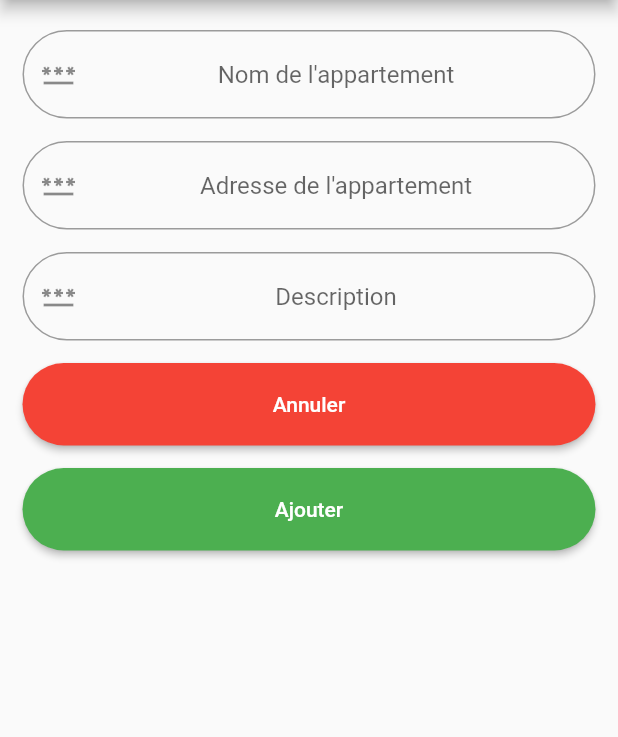
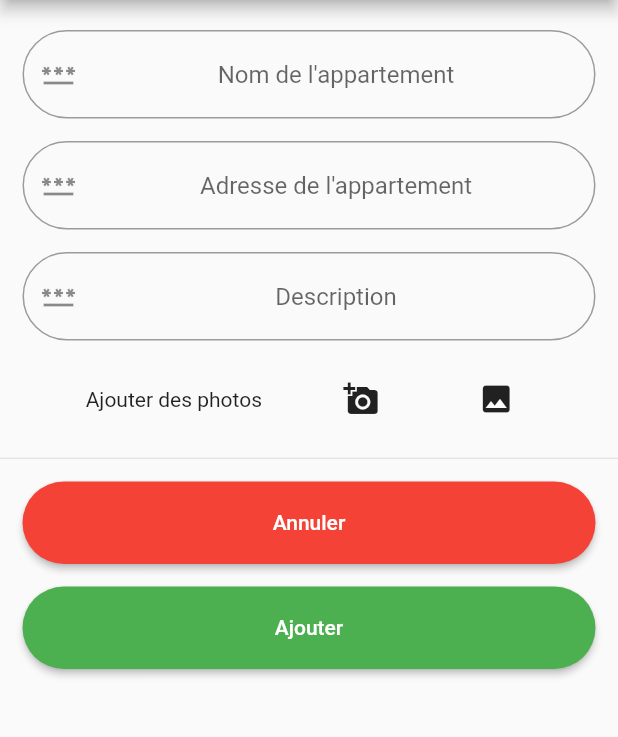
Before and after one commit to LouisLangellier/gest_loc2, a Flutter app: the screen it shows once a user with an empty profile is signed in, item 2 of the bottom bar chosen, after a tap on the "add" icon, on a phone screen of 412 x 824 dp, the part 84-821 px from its top. Run offline on Flutter 3.47's test engine with Material 2 defaults, Android fonts, the phone set to English and light mode, and no system bars; our stand-ins replace bottom_navy_bar, cloud_firestore, firebase_auth, firebase_core, firebase_storage, image_picker; accounts and stored records are empty.

Commit message:
Ajout du package image picker mais impossible d'ajouter une photo A remplacer par le package file picker

```diff
--- a/lib/model/apartment.dart
+++ b/lib/model/apartment.dart
@@ -1,5 +1,4 @@
 import 'package:cloud_firestore/cloud_firestore.dart';
-import 'package:gest_loc/model/tenant.dart';
 import 'package:gest_loc/util/constant.dart';
 
 class Apartment {
@@ -7,6 +6,7 @@ class Apartment {
   late String name;
   late String address;
   late String description;
+  late String imageUrl;
   late DocumentReference<Map<String, dynamic>> ref;
 
   Apartment(DocumentSnapshot<Map<String, dynamic>> snapshot) {
@@ -16,5 +16,6 @@ class Apartment {
     name = datas?[nameKey];
     address = datas?[addressKey];
     description = datas?[descriptionKey];
+    imageUrl = datas?[imageUrlKey];
   }
 }
--- a/lib/page/add_appart_page.dart
+++ /dev/null
@@ -1,153 +0,0 @@
-import 'package:flutter/material.dart';
-import 'package:flutter/src/widgets/container.dart';
-import 'package:flutter/src/widgets/framework.dart';
-import 'package:gest_loc/util/constant.dart';
-import 'package:gest_loc/util/firebase_handler.dart';
-
-import '../model/member.dart';
-
-class AddAppartPage extends StatefulWidget {
-  Member member;
-  AddAppartPage({super.key, required this.member});
-
-  @override
-  State<AddAppartPage> createState() => _AddAppartPageState();
-}
-
-class _AddAppartPageState extends State<AddAppartPage> {
-  final _formAddAppartKey = GlobalKey<FormState>();
-  late TextEditingController _name;
-  late TextEditingController _address;
-  late TextEditingController _description;
-
-  @override
-  void initState() {
-    super.initState();
-    _name = TextEditingController();
-    _address = TextEditingController();
-    _description = TextEditingController();
-  }
-
-  @override
-  void dispose() {
-    _name.dispose();
-    _address.dispose();
-    _description.dispose();
-    super.dispose();
-  }
-
-  @override
-  Widget build(BuildContext context) {
-    return Scaffold(
-      appBar: AppBar(
-        title: const Center(
-          child: Text("GestLoc"),
-        ),
-        automaticallyImplyLeading: false,
-      ),
-      body: Form(
-        key: _formAddAppartKey,
-        child: Column(
-          children: [
-            Padding(
-              padding: const EdgeInsets.only(
-                  top: 20, left: 15, right: 15, bottom: 7.5),
-              child: TextFormField(
-                controller: _name,
-                validator: (String? value) =>
-                    value!.isEmpty ? "Le champ nom doit être rempli" : null,
-                textAlign: TextAlign.center,
-                keyboardType: TextInputType.text,
-                decoration: InputDecoration(
-                    border: OutlineInputBorder(
-                      borderRadius: BorderRadius.circular(50.0),
-                    ),
-                    hintText: "Nom de l'appartement",
-                    prefixIcon: const Icon(Icons.password)),
-              ),
-            ),
-            Padding(
-              padding: const EdgeInsets.only(
-                  top: 7.5, left: 15, right: 15, bottom: 7.5),
-              child: TextFormField(
-                controller: _address,
-                validator: (String? value) =>
-                    value!.isEmpty ? "Le champ nom doit être rempli" : null,
-                textAlign: TextAlign.center,
-                keyboardType: TextInputType.text,
-                decoration: InputDecoration(
-                    border: OutlineInputBorder(
-                      borderRadius: BorderRadius.circular(50.0),
-                    ),
-                    hintText: "Adresse de l'appartement",
-                    prefixIcon: const Icon(Icons.password)),
-              ),
-            ),
-            //TODO changer le textFormField en TextArea
-            Padding(
-              padding: const EdgeInsets.only(
-                  top: 7.5, left: 15, right: 15, bottom: 7.5),
-              child: TextFormField(
-                controller: _description,
-                validator: (String? value) =>
-                    value!.isEmpty ? "Le champ nom doit être rempli" : null,
-                textAlign: TextAlign.center,
-                keyboardType: TextInputType.text,
-                decoration: InputDecoration(
-                    border: OutlineInputBorder(
-                      borderRadius: BorderRadius.circular(50.0),
-                    ),
-                    hintText: "Description",
-                    prefixIcon: const Icon(Icons.password)),
-              ),
-            ),
-            Padding(
-              padding: const EdgeInsets.only(
-                  top: 7.5, left: 15, right: 15, bottom: 7.5),
-              child: SizedBox(
-                width: double.infinity,
-                height: 55,
-                child: ElevatedButton(
-                  onPressed: () {
-                    Navigator.pop(context);
-                  },
-                  style: ElevatedButton.styleFrom(
-                      backgroundColor: Colors.red,
-                      shape: const StadiumBorder()),
-                  child: const Text(
-                    "Annuler",
-                    style: TextStyle(color: Colors.white),
-                  ),
-                ),
-              ),
-            ),
-            Padding(
-              padding: const EdgeInsets.only(
-                  top: 7.5, left: 15, right: 15, bottom: 7.5),
-              child: SizedBox(
-                width: double.infinity,
-                height: 55,
-                child: ElevatedButton(
-                  onPressed: () {
-                    if (_formAddAppartKey.currentState!.validate()) {
-                      FirebaseHandler().addApartmentToFirebase(_name.text,
-                          _address.text, _description.text, widget.member.uid);
-                    }
-                    Navigator.pop(context);
-                  },
-                  style: ElevatedButton.styleFrom(
-                      backgroundColor: Colors.green,
-                      shape: const StadiumBorder()),
-                  child: const Text(
-                    "Ajouter",
-                    style: TextStyle(color: Colors.white),
-                  ),
-                ),
-              ),
-            ),
-          ],
-        ),
-      ),
-    );
-  }
-}
--- /dev/null
+++ b/lib/page/add_modify_appart_page.dart
@@ -0,0 +1,204 @@
+import 'dart:io';
+
+import 'package:flutter/material.dart';
+import 'package:flutter/src/widgets/container.dart';
+import 'package:flutter/src/widgets/framework.dart';
+import 'package:gest_loc/util/constant.dart';
+import 'package:gest_loc/util/firebase_handler.dart';
+import 'package:image_picker/image_picker.dart';
+
+import '../model/member.dart';
+
+class AddModifyAppartPage extends StatefulWidget {
+  Member member;
+  AddModifyAppartPage({super.key, required this.member});
+
+  @override
+  State<AddModifyAppartPage> createState() => _AddModifyAppartPageState();
+}
+
+class _AddModifyAppartPageState extends State<AddModifyAppartPage> {
+  final _formAddAppartKey = GlobalKey<FormState>();
+  late TextEditingController _name;
+  late TextEditingController _address;
+  late TextEditingController _description;
+  XFile? image;
+
+  @override
+  void initState() {
+    super.initState();
+    _name = TextEditingController();
+    _address = TextEditingController();
+    _description = TextEditingController();
+  }
+
+  @override
+  void dispose() {
+    _name.dispose();
+    _address.dispose();
+    _description.dispose();
+    super.dispose();
+  }
+
+  @override
+  Widget build(BuildContext context) {
+    return Scaffold(
+      appBar: AppBar(
+        title: const Center(
+          child: Text("GestLoc"),
+        ),
+        automaticallyImplyLeading: false,
+      ),
+      body: SingleChildScrollView(
+        child: Form(
+          key: _formAddAppartKey,
+          child: Column(
+            children: [
+              Padding(
+                padding: const EdgeInsets.only(
+                    top: 20, left: 15, right: 15, bottom: 7.5),
+                child: TextFormField(
+                  controller: _name,
+                  validator: (String? value) =>
+                      value!.isEmpty ? "Le champ nom doit être rempli" : null,
+                  textAlign: TextAlign.center,
+                  keyboardType: TextInputType.text,
+                  decoration: InputDecoration(
+                      border: OutlineInputBorder(
+                        borderRadius: BorderRadius.circular(50.0),
+                      ),
+                      hintText: "Nom de l'appartement",
+                      prefixIcon: const Icon(Icons.password)),
+                ),
+              ),
+              Padding(
+                padding: const EdgeInsets.only(
+                    top: 7.5, left: 15, right: 15, bottom: 7.5),
+                child: TextFormField(
+                  controller: _address,
+                  validator: (String? value) =>
+                      value!.isEmpty ? "Le champ nom doit être rempli" : null,
+                  textAlign: TextAlign.center,
+                  keyboardType: TextInputType.text,
+                  decoration: InputDecoration(
+                      border: OutlineInputBorder(
+                        borderRadius: BorderRadius.circular(50.0),
+                      ),
+                      hintText: "Adresse de l'appartement",
+                      prefixIcon: const Icon(Icons.password)),
+                ),
+              ),
+              //TODO changer le textFormField en TextArea
+              Padding(
+                padding: const EdgeInsets.only(
+                    top: 7.5, left: 15, right: 15, bottom: 7.5),
+                child: TextFormField(
+                  controller: _description,
+                  validator: (String? value) =>
+                      value!.isEmpty ? "Le champ nom doit être rempli" : null,
+                  textAlign: TextAlign.center,
+                  keyboardType: TextInputType.text,
+                  decoration: InputDecoration(
+                      border: OutlineInputBorder(
+                        borderRadius: BorderRadius.circular(50.0),
+                      ),
+                      hintText: "Description",
+                      prefixIcon: const Icon(Icons.password)),
+                ),
+              ),
+              Padding(
+                padding: const EdgeInsets.only(
+                    top: 7.5, left: 15, right: 15, bottom: 7.5),
+                child: Row(
+                  mainAxisAlignment: MainAxisAlignment.spaceEvenly,
+                  children: [
+                    const Text("Ajouter des photos"),
+                    IconButton(
+                        onPressed: (() => takePicture(ImageSource.camera)),
+                        icon: const Icon(Icons.add_a_photo)),
+                    IconButton(
+                        onPressed: (() => takePicture(ImageSource.gallery)),
+                        icon: const Icon(Icons.image)),
+                  ],
+                ),
+              ),
+              if (image != null)
+                Expanded(
+                  child: Column(
+                    children: [
+                      Expanded(child: Image.file(File(image!.path))),
+                      ElevatedButton.icon(
+                        onPressed: () {
+                          setState(() {
+                            image = null;
+                          });
+                        },
+                        label: const Text("Supprimer l'image"),
+                        icon: const Icon(Icons.close),
+                      )
+                    ],
+                  ),
+                ),
+              const Divider(),
+              Padding(
+                padding: const EdgeInsets.only(
+                    top: 7.5, left: 15, right: 15, bottom: 7.5),
+                child: SizedBox(
+                  width: double.infinity,
+                  height: 55,
+                  child: ElevatedButton(
+                    onPressed: () {
+                      Navigator.pop(context);
+                    },
+                    style: ElevatedButton.styleFrom(
+                        backgroundColor: Colors.red,
+                        shape: const StadiumBorder()),
+                    child: const Text(
+                      "Annuler",
+                      style: TextStyle(color: Colors.white),
+                    ),
+                  ),
+                ),
+              ),
+              Padding(
+                padding: const EdgeInsets.only(
+                    top: 7.5, left: 15, right: 15, bottom: 7.5),
+                child: SizedBox(
+                  width: double.infinity,
+                  height: 55,
+                  child: ElevatedButton(
+                    onPressed: () {
+                      if (_formAddAppartKey.currentState!.validate()) {
+                        FirebaseHandler().addApartmentToFirebase(
+                            widget.member.uid,
+                            _name.text,
+                            _address.text,
+                            _description.text,
+                            image);
+                      }
+                      Navigator.pop(context);
+                    },
+                    style: ElevatedButton.styleFrom(
+                        backgroundColor: Colors.green,
+                        shape: const StadiumBorder()),
+                    child: const Text(
+                      "Ajouter",
+                      style: TextStyle(color: Colors.white),
+                    ),
+                  ),
+                ),
+              ),
+            ],
+          ),
+        ),
+      ),
+    );
+  }
+
+  takePicture(ImageSource source) async {
+    final img = await ImagePicker().pickImage(source: source);
+    setState(() {
+      image = img;
+    });
+  }
+}
--- a/lib/page/appart_list_page.dart
+++ b/lib/page/appart_list_page.dart
@@ -3,7 +3,7 @@ import 'package:flutter/material.dart';
 import 'package:gest_loc/controller/loading_controller.dart';
 import 'package:gest_loc/model/apartment.dart';
 import 'package:gest_loc/model/member.dart';
-import 'package:gest_loc/page/add_appart_page.dart';
+import 'package:gest_loc/page/add_modify_appart_page.dart';
 import 'package:gest_loc/page/appart_page.dart';
 import 'package:gest_loc/util/constant.dart';
 import 'package:gest_loc/util/firebase_handler.dart';
@@ -40,7 +40,7 @@ class _AppartListPageState extends State<AppartListPage> {
                   Navigator.push(
                     context,
                     MaterialPageRoute(
-                      builder: (context) => AddAppartPage(
+                      builder: (context) => AddModifyAppartPage(
                         member: widget.member,
                       ),
                     ),
@@ -88,7 +88,7 @@ class _AppartListPageState extends State<AppartListPage> {
                   Navigator.push(
                     context,
                     MaterialPageRoute(
-                      builder: (context) => AddAppartPage(
+                      builder: (context) => AddModifyAppartPage(
                         member: widget.member,
                       ),
                     ),
--- a/lib/page/calendar_page.dart
+++ b/lib/page/calendar_page.dart
@@ -1,5 +1,11 @@
+import 'package:cloud_firestore/cloud_firestore.dart';
 import 'package:flutter/material.dart';
 import 'package:gest_loc/model/member.dart';
+import 'package:gest_loc/page/add_modify_location_page.dart';
+import 'package:gest_loc/util/constant.dart';
+import 'package:gest_loc/util/firebase_handler.dart';
+
+import '../controller/loading_controller.dart';
 
 class CalendarPage extends StatefulWidget {
   Member member;
@@ -12,8 +18,40 @@ class CalendarPage extends StatefulWidget {
 class _CalendarPageState extends State<CalendarPage> {
   @override
   Widget build(BuildContext context) {
-    return Scaffold(
-      body: ListTile(),
+    return StreamBuilder<QuerySnapshot<Map<String, dynamic>>>(
+      stream: FirebaseHandler()
+          .fireMember
+          .doc(widget.member.uid)
+          .collection(locationRef)
+          .snapshots(),
+      builder: (context, snapshots) {
+        if (snapshots.data == null) {
+          return const LoadingController();
+        }
+        if (snapshots.data!.docs.isEmpty) {
+          return Scaffold(
+            body: const Center(
+              child: Text(
+                  "On dirait que personne ne veut louer vos appartements..."),
+            ),
+            floatingActionButton: FloatingActionButton(
+                onPressed: () {
+                  Navigator.push(
+                    context,
+                    MaterialPageRoute(
+                      builder: (context) => AddModifyLocationPage(
+                        member: widget.member,
+                      ),
+                    ),
+                  );
+                },
+                child: const Icon(Icons.add),
+              ),
+          );
+        } else {
+          return Scaffold();
+        }
+      },
     );
   }
 }
--- a/lib/page/settings_page.dart
+++ b/lib/page/settings_page.dart
@@ -16,13 +16,16 @@ class _SettingsPageState extends State<SettingsPage> {
     return Scaffold(
       body: Column(
         children: [
-          const Padding(
-            padding: EdgeInsets.all(10),
+          Padding(
+            padding: const EdgeInsets.only(
+                top: 20, left: 10, right: 10, bottom: 7.5),
             child: InkWell(
               //TODO : onTap: (){}, Action pour ouvrir profil
               child: Card(
+                shape: RoundedRectangleBorder(
+                    borderRadius: BorderRadius.circular(20)),
                 elevation: 5,
-                child: ListTile(
+                child: const ListTile(
                   title: Text(
                     "Profil",
                   ),
@@ -32,15 +35,18 @@ class _SettingsPageState extends State<SettingsPage> {
           ),
           const Divider(),
           Padding(
-            padding: const EdgeInsets.all(10),
+            padding: const EdgeInsets.only(
+                top: 7.5, left: 10, right: 10, bottom: 7.5),
             child: InkWell(
               onTap: () {
                 FirebaseHandler().logOut();
                 //TODO ajouter une demande de confirmation
               },
-              child: const Card(
+              child: Card(
+                shape: RoundedRectangleBorder(
+                    borderRadius: BorderRadius.circular(20)),
                 elevation: 5,
-                child: ListTile(
+                child: const ListTile(
                   title: Text(
                     "Se déconnecter",
                     style: TextStyle(color: Colors.red),
--- a/lib/util/constant.dart
+++ b/lib/util/constant.dart
@@ -7,7 +7,8 @@ String ageKey = "age";
 String phoneNumberKey = "phoneNumber";
 String descriptionKey = "description";
 String tenantKey = "tenant";
+String imageUrlKey = "imageUrl";
 
 String memberRef = "member";
 String apartmentRef = "apartment";
-String tenantRef = "tenant";
+String locationRef = "location";
--- a/pubspec.yaml
+++ b/pubspec.yaml
@@ -39,6 +39,8 @@ dependencies:
   firebase_auth: ^3.10.0
   cloud_firestore: ^3.4.9
   uuid: ^3.0.6
+  image_picker: ^0.8.5+3
+  firebase_storage: ^10.3.10
 
 dev_dependencies:
   flutter_test:
```
Also changed, not shown: lib/page/add_modify_location_page.dart (added, +25 -0 lines), lib/util/firebase_handler.dart (+35 -9 lines), pubspec.lock, 1 other file.
